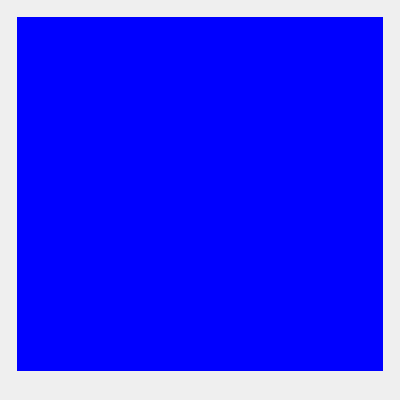
First picture: the form in source/focus_finder/gui/focus_curve_recorder_panel.ui, repository carsten0x51h/focus_finder, before the edit.
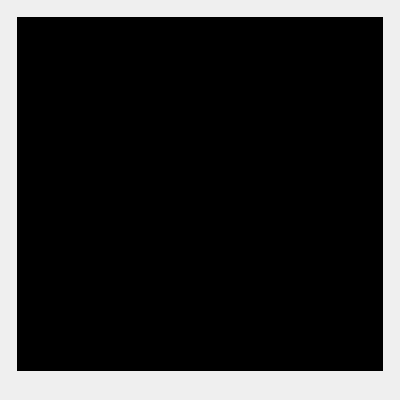
Second picture: the form after the edit.

What changed in the file:
```diff
--- a/source/focus_finder/gui/focus_curve_recorder_panel.ui
+++ b/source/focus_finder/gui/focus_curve_recorder_panel.ui
@@ -58,7 +58,7 @@
           </sizepolicy>
          </property>
          <property name="styleSheet">
-          <string notr="true">background-color: blue;</string>
+          <string notr="true">background-color: black;</string>
          </property>
         </widget>
        </item>
```
